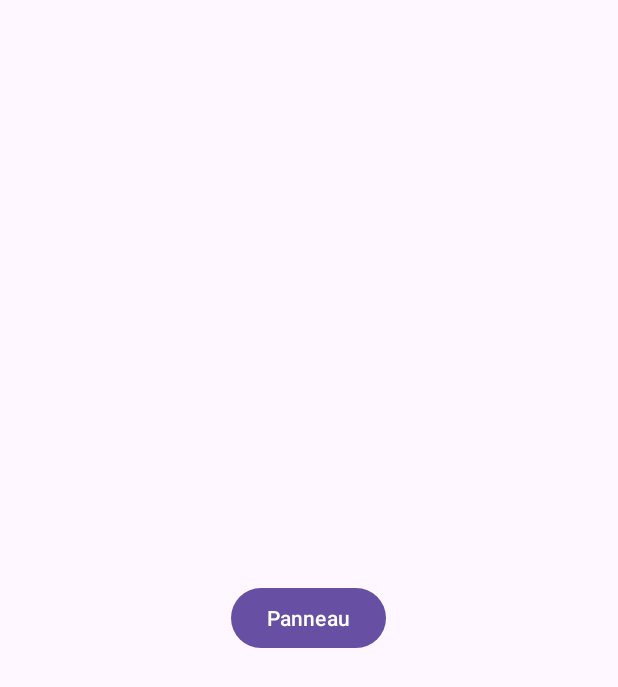
After one commit to CodeMPLady/LaCarte, an Android app: the FavorisActivity screen opened directly, with no data from a screen before it, on a phone screen of 412 x 824 dp. The commit adds this screen. Shown: the top 687 px of the screen. Run offline under Robolectric (Android 15) with nearby library versions, the light colour scheme and no system bars.

Commit message:
début page Favoris : side sheet fonctionnelle

```diff
--- a/app/build.gradle.kts
+++ b/app/build.gradle.kts
@@ -34,6 +34,8 @@ dependencies {
     implementation(libs.material)
     implementation(libs.navigation.fragment)
     implementation(libs.navigation.ui)
+    implementation(libs.activity)
+    implementation(libs.constraintlayout)
     testImplementation(libs.junit)
     implementation(libs.glide)
     androidTestImplementation(libs.ext.junit)
--- a/app/src/main/AndroidManifest.xml
+++ b/app/src/main/AndroidManifest.xml
@@ -14,6 +14,9 @@
         android:supportsRtl="true"
         android:theme="@style/Theme.LaCarte"
         tools:targetApi="31">
+        <activity
+            android:name=".FavorisActivity"
+            android:exported="false" />
         <activity
             android:name=".stat.StatActivity"
             android:exported="false" />
--- /dev/null
+++ b/app/src/main/java/com/mplady/lacarte/FavorisActivity.java
@@ -0,0 +1,56 @@
+package com.mplady.lacarte;
+
+import android.os.Bundle;
+import android.view.Gravity;
+import android.view.View;
+import android.widget.Button;
+
+import androidx.activity.EdgeToEdge;
+import androidx.appcompat.app.AppCompatActivity;
+import androidx.constraintlayout.widget.ConstraintLayout;
+import androidx.core.graphics.Insets;
+import androidx.core.view.GravityCompat;
+import androidx.core.view.ViewCompat;
+import androidx.core.view.WindowInsetsCompat;
+import androidx.drawerlayout.widget.DrawerLayout;
+
+public class FavorisActivity extends AppCompatActivity {
+
+    private Button btnPanneau;
+    private Button btnFermer;
+    private DrawerLayout drawerLayout;
+
+    @Override
+    protected void onCreate(Bundle savedInstanceState) {
+        super.onCreate(savedInstanceState);
+        //EdgeToEdge.enable(this);
+        setContentView(R.layout.activity_favoris);
+        setView();
+
+        btnPanneau = findViewById(R.id.btnPanneau);
+        btnFermer = findViewById(R.id.btnFermer);
+        drawerLayout = findViewById(R.id.main);
+
+        btnPanneau.setOnClickListener(new View.OnClickListener() {
+            @Override
+            public void onClick(View v) {
+                drawerLayout.openDrawer(GravityCompat.END);
+            }
+        });
+
+        btnFermer.setOnClickListener(new View.OnClickListener() {
+            @Override
+            public void onClick(View v) {
+                drawerLayout.closeDrawer(GravityCompat.END);
+            }
+        });
+
+    }
+
+    private void setView() {
+        View decorView = getWindow().getDecorView();
+        int uiOptions = View.SYSTEM_UI_FLAG_VISIBLE;
+        decorView.setSystemUiVisibility(uiOptions);
+    }
+
+}
--- a/app/src/main/java/com/mplady/lacarte/accueil/MainActivity.java
+++ b/app/src/main/java/com/mplady/lacarte/accueil/MainActivity.java
@@ -19,6 +19,7 @@ import androidx.recyclerview.widget.RecyclerView;
 
 import com.google.android.material.floatingactionbutton.ExtendedFloatingActionButton;
 import com.google.android.material.floatingactionbutton.FloatingActionButton;
+import com.mplady.lacarte.FavorisActivity;
 import com.mplady.lacarte.R;
 import com.mplady.lacarte.stat.StatActivity;
 
@@ -82,7 +83,8 @@ public class MainActivity extends AppCompatActivity {
         fabFavoris.setOnClickListener(new View.OnClickListener() {
             @Override
             public void onClick(View v) {
-                Toast.makeText(MainActivity.this, "Favoris clicked", Toast.LENGTH_SHORT).show();
+                Intent intent = new Intent(MainActivity.this, FavorisActivity.class);
+                startActivity(intent);
             }
         });
     }
--- /dev/null
+++ b/app/src/main/res/layout/activity_favoris.xml
@@ -0,0 +1,30 @@
+<?xml version="1.0" encoding="utf-8"?>
+<androidx.drawerlayout.widget.DrawerLayout xmlns:android="http://schemas.android.com/apk/res/android"
+    xmlns:app="http://schemas.android.com/apk/res-auto"
+    xmlns:tools="http://schemas.android.com/tools"
+    android:id="@+id/main"
+    android:layout_width="match_parent"
+    android:layout_height="match_parent"
+    tools:context=".FavorisActivity"
+    tools:ignore="RtlHardcoded">
+
+    <FrameLayout
+        android:layout_width="match_parent"
+        android:layout_height="match_parent">
+
+        <Button
+            android:id="@+id/btnPanneau"
+            android:layout_width="wrap_content"
+            android:layout_height="wrap_content"
+            android:text="Panneau"
+            android:layout_gravity="center"/>
+    </FrameLayout>
+
+    <include
+        layout="@layout/side_sheet_favoris"
+        android:layout_width="match_parent"
+        android:layout_height="match_parent"
+        android:layout_gravity="end"/>
+
+
+</androidx.drawerlayout.widget.DrawerLayout>
--- a/gradle/libs.versions.toml
+++ b/gradle/libs.versions.toml
@@ -8,6 +8,8 @@ appcompat = "1.6.1"
 material = "1.12.0"
 navigationFragment = "2.7.7"
 navigationUi = "2.7.7"
+activity = "1.9.0"
+constraintlayout = "2.1.4"
 
 [libraries]
 glide = { module = "com.github.bumptech.glide:glide", version.ref = "glide" }
@@ -18,6 +20,8 @@ appcompat = { group = "androidx.appcompat", name = "appcompat", version.ref = "a
 material = { group = "com.google.android.material", name = "material", version.ref = "material" }
 navigation-fragment = { group = "androidx.navigation", name = "navigation-fragment", version.ref = "navigationFragment" }
 navigation-ui = { group = "androidx.navigation", name = "navigation-ui", version.ref = "navigationUi" }
+activity = { group = "androidx.activity", name = "activity", version.ref = "activity" }
+constraintlayout = { group = "androidx.constraintlayout", name = "constraintlayout", version.ref = "constraintlayout" }
 
 [plugins]
 android-application = { id = "com.android.application", version.ref = "agp" }
```
Also changed, not shown: app/src/main/res/layout/side_sheet_favoris.xml (added, +57 -0 lines).
